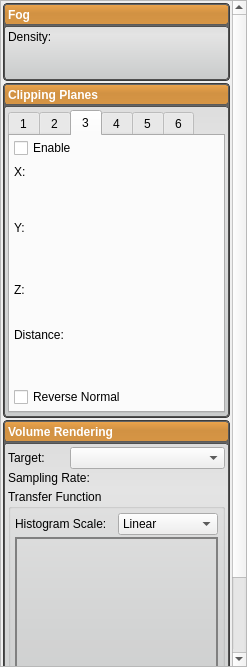
Qt form src/Interface/Application/RenderingDockWidget.ui (jessdtate/Seg3D) before a commit.
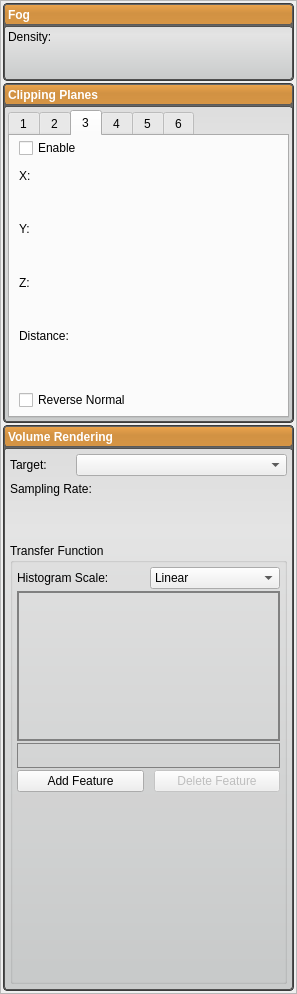
The same form after that commit. The open tabs and pages were chosen to show the change. Custom widgets are drawn as their Qt base class.

Diff of the .ui file:
```diff
--- a/src/Interface/Application/RenderingDockWidget.ui
+++ b/src/Interface/Application/RenderingDockWidget.ui
@@ -6,8 +6,8 @@
    <rect>
     <x>0</x>
     <y>0</y>
-    <width>247</width>
-    <height>667</height>
+    <width>297</width>
+    <height>994</height>
    </rect>
   </property>
   <property name="sizePolicy">
@@ -18,8 +18,8 @@
   </property>
   <property name="minimumSize">
    <size>
-    <width>90</width>
-    <height>104</height>
+    <width>102</width>
+    <height>128</height>
    </size>
   </property>
   <property name="styleSheet">
@@ -223,8 +223,8 @@
         <rect>
          <x>0</x>
          <y>0</y>
-         <width>230</width>
-         <height>776</height>
+         <width>295</width>
+         <height>966</height>
         </rect>
        </property>
        <layout class="QVBoxLayout" name="scroll_area_layout_">
@@ -447,12 +447,6 @@
                   <verstretch>0</verstretch>
                  </sizepolicy>
                 </property>
-                <property name="minimumSize">
-                 <size>
-                  <width>0</width>
-                  <height>0</height>
-                 </size>
-                </property>
                 <property name="tabShape">
                  <enum>QTabWidget::Rounded</enum>
                 </property>
@@ -749,21 +743,21 @@
                  <attribute name="title">
                   <string>3</string>
                  </attribute>
-                 <layout class="QVBoxLayout" name="verticalLayout_8">
+                 <layout class="QVBoxLayout" name="verticalLayout_11">
                   <property name="spacing">
-                   <number>4</number>
+                   <number>10</number>
                   </property>
                   <property name="leftMargin">
-                   <number>4</number>
+                   <number>9</number>
                   </property>
                   <property name="topMargin">
                    <number>2</number>
                   </property>
                   <property name="rightMargin">
-                   <number>4</number>
+                   <number>9</number>
                   </property>
                   <property name="bottomMargin">
-                   <number>4</number>
+                   <number>6</number>
                   </property>
                   <item>
                    <widget class="QCheckBox" name="enable_cp3_">
@@ -780,9 +774,9 @@
                       <height>0</height>
                      </size>
                     </property>
-                    <layout class="QVBoxLayout" name="verticalLayout_11">
+                    <layout class="QVBoxLayout" name="verticalLayout_8">
                      <property name="spacing">
-                      <number>4</number>
+                      <number>2</number>
                      </property>
                      <property name="margin">
                       <number>0</number>
@@ -805,7 +799,7 @@
                        <property name="minimumSize">
                         <size>
                          <width>0</width>
-                         <height>30</height>
+                         <height>35</height>
                         </size>
                        </property>
                       </widget>
@@ -841,7 +835,20 @@
                       </widget>
                      </item>
                      <item>
-                      <widget class="QtUtils::QtSliderDoubleCombo" name="cp3_z_" native="true"/>
+                      <widget class="QtUtils::QtSliderDoubleCombo" name="cp3_z_" native="true">
+                       <property name="sizePolicy">
+                        <sizepolicy hsizetype="Preferred" vsizetype="Fixed">
+                         <horstretch>0</horstretch>
+                         <verstretch>0</verstretch>
+                        </sizepolicy>
+                       </property>
+                       <property name="minimumSize">
+                        <size>
+                         <width>0</width>
+                         <height>35</height>
+                        </size>
+                       </property>
+                      </widget>
                      </item>
                      <item>
                       <widget class="QLabel" name="label_10">
@@ -866,6 +873,9 @@
                        </property>
                       </widget>
                      </item>
+                    </layout>
+                   </widget>
+                  </item>
                      <item>
                       <widget class="QCheckBox" name="cp3_reverse_norm_">
                        <property name="text">
@@ -875,9 +885,6 @@
                      </item>
                     </layout>
                    </widget>
-                  </item>
-                 </layout>
-                </widget>
                 <widget class="QWidget" name="clipping_plane4_">
                  <attribute name="title">
                   <string>4</string>
@@ -1359,17 +1366,24 @@
             <widget class="QWidget" name="vr_content_" native="true">
              <layout class="QVBoxLayout" name="verticalLayout_21">
               <property name="spacing">
-               <number>2</number>
+               <number>6</number>
               </property>
               <property name="margin">
-               <number>4</number>
+               <number>6</number>
               </property>
               <item>
+               <widget class="QWidget" name="widget_3" native="true">
+                <property name="sizePolicy">
+                 <sizepolicy hsizetype="Preferred" vsizetype="Fixed">
+                  <horstretch>0</horstretch>
+                  <verstretch>0</verstretch>
+                 </sizepolicy>
+                </property>
                <layout class="QHBoxLayout" name="horizontalLayout_4">
-                <property name="topMargin">
-                 <number>0</number>
-                </property>
-                <property name="bottomMargin">
+                 <property name="spacing">
+                  <number>6</number>
+                 </property>
+                 <property name="margin">
                  <number>0</number>
                 </property>
                 <item>
@@ -1389,6 +1403,7 @@
                  <widget class="QComboBox" name="vr_target_"/>
                 </item>
                </layout>
+               </widget>
               </item>
               <item>
                <widget class="QLabel" name="label_26">
@@ -1404,7 +1419,20 @@
                </widget>
               </item>
               <item>
-               <widget class="QtUtils::QtSliderDoubleCombo" name="vr_sample_rate_" native="true"/>
+               <widget class="QtUtils::QtSliderDoubleCombo" name="vr_sample_rate_" native="true">
+                <property name="sizePolicy">
+                 <sizepolicy hsizetype="Preferred" vsizetype="Fixed">
+                  <horstretch>0</horstretch>
+                  <verstretch>0</verstretch>
+                 </sizepolicy>
+                </property>
+                <property name="minimumSize">
+                 <size>
+                  <width>0</width>
+                  <height>35</height>
+                 </size>
+                </property>
+               </widget>
               </item>
               <item>
                <widget class="QGroupBox" name="groupBox">
@@ -1547,24 +1575,11 @@
                  <item>
                   <layout class="QHBoxLayout" name="horizontalLayout_5">
                    <property name="spacing">
-                    <number>2</number>
+                    <number>10</number>
                    </property>
                    <property name="bottomMargin">
                     <number>0</number>
                    </property>
-                   <item>
-                    <spacer name="horizontalSpacer">
-                     <property name="orientation">
-                      <enum>Qt::Horizontal</enum>
-                     </property>
-                     <property name="sizeHint" stdset="0">
-                      <size>
-                       <width>40</width>
-                       <height>20</height>
-                      </size>
-                     </property>
-                    </spacer>
-                   </item>
                    <item>
                     <widget class="QPushButton" name="add_feature_button_">
                      <property name="text">
```
Left out of the diff: 155 changed lines with no effect on the pictures. Lines whose indentation alone changed are shown as unchanged.
